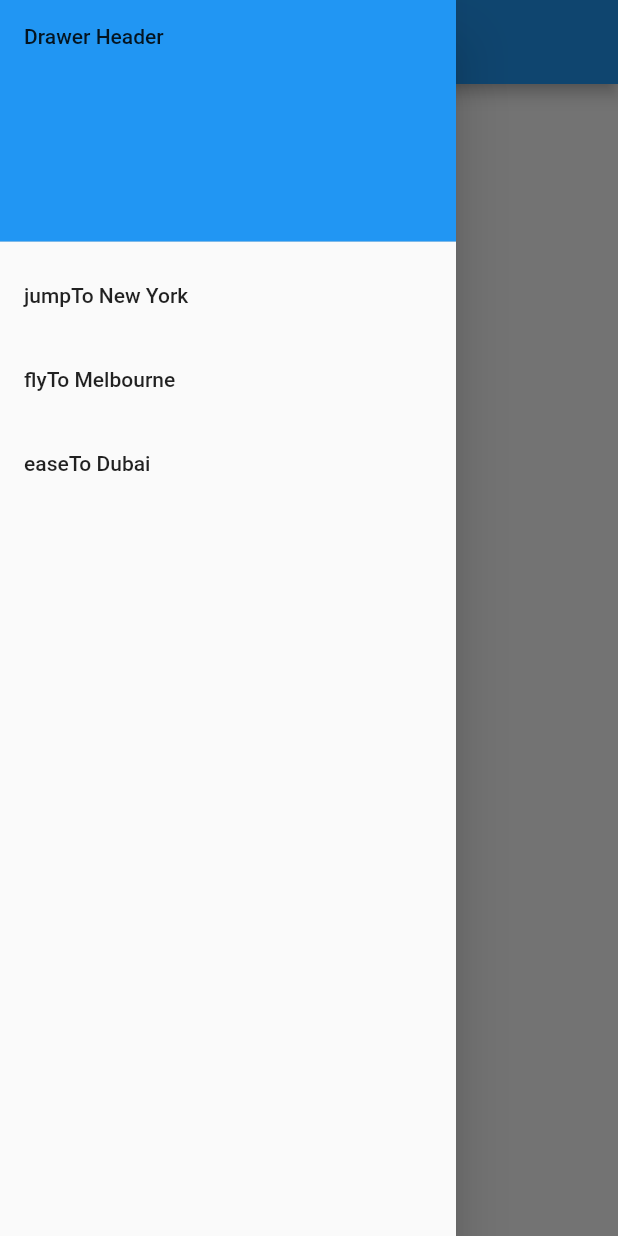
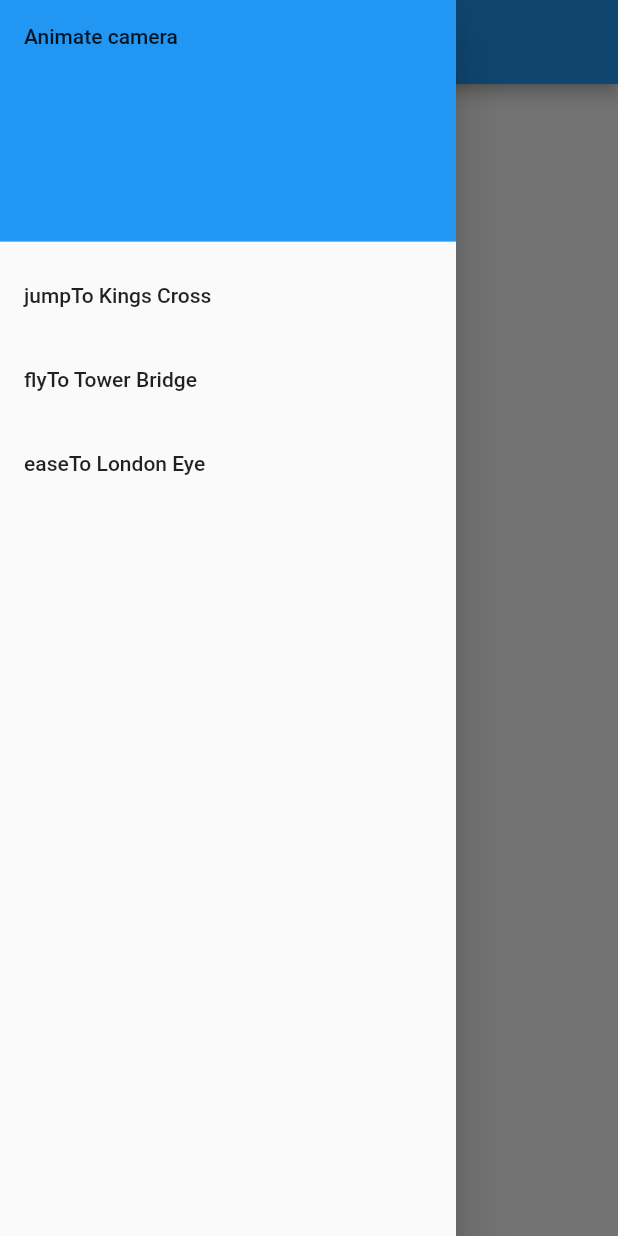
Before and after one commit to mapbox/flutter-mapbox-gl, a Flutter app: the CameraDemo screen opened directly, with the side drawer open, on a phone screen of 412 x 824 dp. Run offline on Flutter 3.47's test engine with Material 2 defaults, Android fonts, the phone set to English and light mode, and no system bars.

Commit message:
[android] [flutter] - fix easeTo integration, update example (#31)

```diff
--- a/example/lib/mapbox_camera.dart
+++ b/example/lib/mapbox_camera.dart
@@ -15,7 +15,7 @@ class _CameraDemoState extends State<CameraDemo> {
   Widget build(BuildContext context) {
     return new Scaffold(
       appBar: new AppBar(
-        title: new Text('Mapbox Flutter Demo'),
+        title: new Text('Mapbox Camera Demo'),
       ),
       drawer: new Drawer(
         // Add a ListView to the drawer. This ensures the user can scroll
@@ -26,46 +26,45 @@ class _CameraDemoState extends State<CameraDemo> {
           padding: EdgeInsets.zero,
           children: <Widget>[
             new DrawerHeader(
-              child: new Text('Drawer Header'),
+              child: new Text('Animate camera'),
               decoration: new BoxDecoration(
                 color: Colors.blue,
               ),
             ),
             new ListTile(
-              title: new Text('jumpTo New York'),
+              title: new Text('jumpTo Kings Cross'),
               onTap: () {
                 controller.jumpTo(new CameraPosition(
-                    target: new LatLng(lat: 40.758896, lng: -73.985130),
-                    zoom: 11.0,
-                    bearing: 0.0,
-                    tilt: 0.0));
+                    target: new LatLng(lat: 51.530643, lng: -0.122998),
+                    zoom: 14.0,
+                    bearing: 60.0,
+                    tilt: 60.0));
                 Navigator.of(context).pop();
               },
             ),
             new ListTile(
-              title: new Text('flyTo Melbourne'),
+              title: new Text('flyTo Tower Bridge'),
               onTap: () {
                 controller.flyTo(
                     new CameraPosition(
-                        target: new LatLng(lat: -37.8155984, lng: 144.9640312),
-                        zoom: 11.0,
+                        target: new LatLng(lat: 51.505808, lng: -0.075147),
+                        zoom: 12.0,
                         bearing: 0.0,
-                        tilt: 0.0),
+                        tilt: 35.0),
                     3000);
                 Navigator.of(context).pop();
               },
             ),
             new ListTile(
-              title: new Text('easeTo Dubai'),
+              title: new Text('easeTo London Eye'),
               onTap: () {
                 controller.easeTo(
                     new CameraPosition(
-                        target: new LatLng(lat: 25.276987, lng: 55.296249),
+                        target: new LatLng(lat: 51.503428, lng: -0.119524),
                         zoom: 11.0,
                         bearing: 180.0,
                         tilt: 0.0),
-                    3000,
-                    true);
+                    3000);
                 Navigator.of(context).pop();
               },
             ),
@@ -78,9 +77,9 @@ class _CameraDemoState extends State<CameraDemo> {
           options: new MapboxMapOptions(
             style: Style.mapboxStreets,
             camera: new CameraPosition(
-                target: new LatLng(lat: -37.8155984, lng: 144.9640312),
+                target: new LatLng(lat: 51.503428, lng: -0.119524),
                 zoom: 11.0,
-                bearing: 0.0,
+                bearing: 180.0,
                 tilt: 0.0),
           ),
         ),
--- a/lib/controller.dart
+++ b/lib/controller.dart
@@ -110,15 +110,14 @@ class MapboxOverlayController {
   }
 
   Future<Null> easeTo(
-      CameraPosition camera, int duration, bool easingInterpolator) async {
+      CameraPosition camera, int duration) async {
     try {
       await _channel.invokeMethod(
-        'flyTo',
+        'easeTo',
         <String, Object>{
           'textureId': _textureId,
           'camera': camera.toMap(),
           'duration': duration,
-          'easingInterpolator': easingInterpolator
         },
       );
     } on PlatformException catch (e) {
```
Also changed, not shown: 1 other file.
